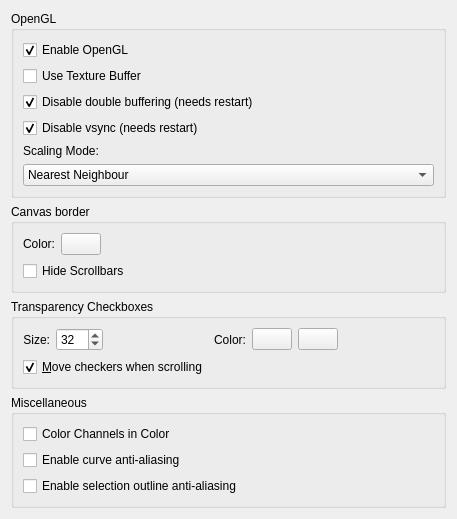
Above: krita/ui/forms/wdgdisplaysettings.ui from KDE/krita before the change. Below: the same form after it.
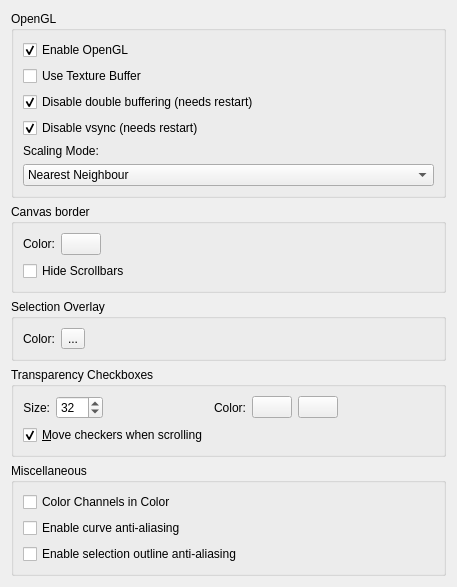
That is the form after the change. Custom widgets are drawn as their Qt base class.

Commit message:
[FEATURE] Implement selection overlay mask
Now one can click on the icon at the bottomleft corner and the current
selection viewing mode will change. This can be also assigned to a shortcut.

```diff
--- a/krita/ui/forms/wdgdisplaysettings.ui
+++ b/krita/ui/forms/wdgdisplaysettings.ui
@@ -7,7 +7,7 @@
     <x>0</x>
     <y>0</y>
     <width>457</width>
-    <height>503</height>
+    <height>518</height>
    </rect>
   </property>
   <property name="sizePolicy">
@@ -20,52 +20,40 @@
    <string>Display</string>
   </property>
   <layout class="QGridLayout">
-   <item row="1" column="0">
-    <widget class="QGroupBox" name="grpCanvasBorder">
+   <item row="4" column="0">
+    <widget class="QGroupBox" name="groupBox">
      <property name="title">
-      <string>Canvas border</string>
+      <string>Miscellaneous</string>
      </property>
-     <layout class="QGridLayout">
-      <item row="1" column="0">
-       <widget class="QLabel" name="lblCanvasBorderColor">
+     <layout class="QVBoxLayout" name="verticalLayout">
+      <item>
+       <widget class="QCheckBox" name="chkChannelsAsColor">
         <property name="text">
-         <string>Color:</string>
-        </property>
-        <property name="alignment">
-         <set>Qt::AlignRight|Qt::AlignTrailing|Qt::AlignVCenter</set>
-        </property>
-       </widget>
-      </item>
-      <item row="1" column="1">
-       <widget class="KColorButton" name="canvasBorder"/>
-      </item>
-      <item row="1" column="2" rowspan="1">
-       <spacer name="horizontalSpacer_4">
-        <property name="orientation">
-         <enum>Qt::Horizontal</enum>
-        </property>
-        <property name="sizeHint" stdset="0">
-         <size>
-          <width>40</width>
-          <height>20</height>
-         </size>
-        </property>
-       </spacer>
-      </item>
-      <item row="2" column="0" colspan="3">
-       <widget class="QCheckBox" name="hideScrollbars">
-        <property name="text">
-         <string>Hide Scrollbars</string>
+         <string>Color Channels in Color</string>
         </property>
         <property name="checked">
          <bool>false</bool>
         </property>
        </widget>
       </item>
+      <item>
+       <widget class="QCheckBox" name="chkCurveAntialiasing">
+        <property name="text">
+         <string>Enable curve anti-aliasing</string>
+        </property>
+       </widget>
+      </item>
+      <item>
+       <widget class="QCheckBox" name="chkSelectionOutlineAntialiasing">
+        <property name="text">
+         <string>Enable selection outline anti-aliasing</string>
+        </property>
+       </widget>
+      </item>
      </layout>
     </widget>
    </item>
-   <item row="2" column="0">
+   <item row="3" column="0">
     <widget class="QGroupBox" name="grpCheckers">
      <property name="title">
       <string>Transparency Checkboxes</string>
@@ -155,40 +143,7 @@
      </layout>
     </widget>
    </item>
-   <item row="3" column="0">
-    <widget class="QGroupBox" name="groupBox">
-     <property name="title">
-      <string>Miscellaneous</string>
-     </property>
-     <layout class="QVBoxLayout" name="verticalLayout">
-      <item>
-       <widget class="QCheckBox" name="chkChannelsAsColor">
-        <property name="text">
-         <string>Color Channels in Color</string>
-        </property>
-        <property name="checked">
-         <bool>false</bool>
-        </property>
-       </widget>
-      </item>
-      <item>
-       <widget class="QCheckBox" name="chkCurveAntialiasing">
-        <property name="text">
-         <string>Enable curve anti-aliasing</string>
-        </property>
-       </widget>
-      </item>
-      <item>
-       <widget class="QCheckBox" name="chkSelectionOutlineAntialiasing">
-        <property name="text">
-         <string>Enable selection outline anti-aliasing</string>
-        </property>
-       </widget>
-      </item>
-     </layout>
-    </widget>
-   </item>
-   <item row="4" column="0">
+   <item row="5" column="0">
     <spacer name="verticalSpacer">
      <property name="orientation">
       <enum>Qt::Vertical</enum>
@@ -290,6 +245,87 @@
      </layout>
     </widget>
    </item>
+   <item row="1" column="0">
+    <widget class="QGroupBox" name="grpCanvasBorder">
+     <property name="title">
+      <string>Canvas border</string>
+     </property>
+     <layout class="QGridLayout">
+      <item row="1" column="0">
+       <widget class="QLabel" name="lblCanvasBorderColor">
+        <property name="text">
+         <string>Color:</string>
+        </property>
+        <property name="alignment">
+         <set>Qt::AlignRight|Qt::AlignTrailing|Qt::AlignVCenter</set>
+        </property>
+       </widget>
+      </item>
+      <item row="1" column="1">
+       <widget class="KColorButton" name="canvasBorder"/>
+      </item>
+      <item row="1" column="2">
+       <spacer name="horizontalSpacer_4">
+        <property name="orientation">
+         <enum>Qt::Horizontal</enum>
+        </property>
+        <property name="sizeHint" stdset="0">
+         <size>
+          <width>40</width>
+          <height>20</height>
+         </size>
+        </property>
+       </spacer>
+      </item>
+      <item row="2" column="0" colspan="3">
+       <widget class="QCheckBox" name="hideScrollbars">
+        <property name="text">
+         <string>Hide Scrollbars</string>
+        </property>
+        <property name="checked">
+         <bool>false</bool>
+        </property>
+       </widget>
+      </item>
+     </layout>
+    </widget>
+   </item>
+   <item row="2" column="0">
+    <widget class="QGroupBox" name="groupBox_2">
+     <property name="title">
+      <string>Selection Overlay</string>
+     </property>
+     <layout class="QHBoxLayout" name="horizontalLayout">
+      <item>
+       <widget class="QLabel" name="label_2">
+        <property name="text">
+         <string>Color:</string>
+        </property>
+       </widget>
+      </item>
+      <item>
+       <widget class="QToolButton" name="btnSelectionOverlayColor">
+        <property name="text">
+         <string>...</string>
+        </property>
+       </widget>
+      </item>
+      <item>
+       <spacer name="horizontalSpacer_3">
+        <property name="orientation">
+         <enum>Qt::Horizontal</enum>
+        </property>
+        <property name="sizeHint" stdset="0">
+         <size>
+          <width>358</width>
+          <height>20</height>
+         </size>
+        </property>
+       </spacer>
+      </item>
+     </layout>
+    </widget>
+   </item>
   </layout>
  </widget>
  <customwidgets>
```
The commit also changes 16 other files.
